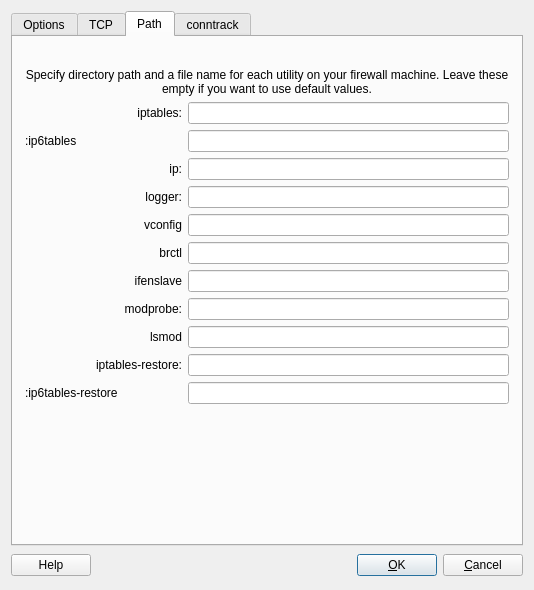
Old version of the form src/gui/linux24advanceddialog_q.ui in the repository fwbuilder/fwbuilder.
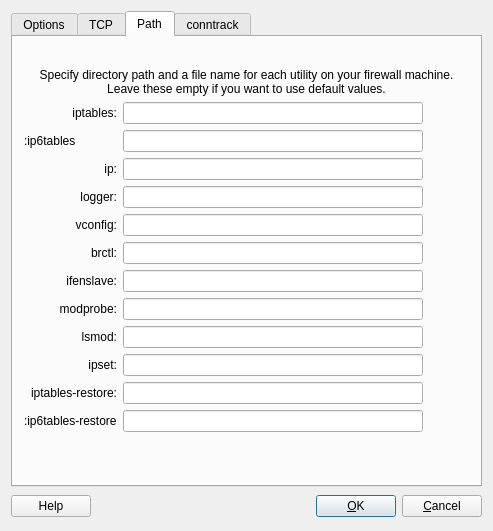
New version of the form. The open tabs and pages were chosen to show the change.

Commit message: * check_utilities: fixed #1625, #see 137: added ipset to the list of command line utilities generated iptables script can use. Script will check if the utility is present on the firewall if user requested use of iptables module "set" for run-time Address Table objects. Also added an input field for ipset in the advanced settings host OS dialog for Linux to let the user specify path to ipset if it is not standard.

Patch:
```diff
--- a/src/gui/linux24advanceddialog_q.ui
+++ b/src/gui/linux24advanceddialog_q.ui
@@ -9,8 +9,8 @@
    <rect>
     <x>0</x>
     <y>0</y>
-    <width>534</width>
-    <height>590</height>
+    <width>493</width>
+    <height>531</height>
    </rect>
   </property>
   <property name="windowTitle">
@@ -757,16 +757,7 @@
       <attribute name="title">
        <string>Path</string>
       </attribute>
-      <layout class="QGridLayout" name="gridLayout_105">
-       <property name="leftMargin">
-        <number>12</number>
-       </property>
-       <property name="rightMargin">
-        <number>12</number>
-       </property>
-       <property name="bottomMargin">
-        <number>12</number>
-       </property>
+      <layout class="QGridLayout" name="gridLayout">
        <item row="0" column="1">
         <spacer>
          <property name="orientation">
@@ -783,7 +774,7 @@
          </property>
         </spacer>
        </item>
-       <item row="1" column="0" colspan="3">
+       <item row="1" column="0" colspan="4">
         <widget class="QLabel" name="label456">
          <property name="text">
           <string>Specify directory path and a file name for each utility on your firewall machine. Leave these empty if you want to use default values.</string>
@@ -810,7 +801,14 @@
         </widget>
        </item>
        <item row="2" column="1" colspan="2">
-        <widget class="QLineEdit" name="linux24_path_iptables"/>
+        <widget class="QLineEdit" name="linux24_path_iptables">
+         <property name="minimumSize">
+          <size>
+           <width>300</width>
+           <height>0</height>
+          </size>
+         </property>
+        </widget>
        </item>
        <item row="3" column="0">
         <widget class="QLabel" name="label">
@@ -860,7 +858,7 @@
        <item row="6" column="0">
         <widget class="QLabel" name="label455_3">
          <property name="text">
-          <string>vconfig</string>
+          <string>vconfig:</string>
          </property>
          <property name="alignment">
           <set>Qt::AlignRight|Qt::AlignTrailing|Qt::AlignVCenter</set>
@@ -876,7 +874,7 @@
        <item row="7" column="0">
         <widget class="QLabel" name="label455_4">
          <property name="text">
-          <string>brctl</string>
+          <string>brctl:</string>
          </property>
          <property name="alignment">
           <set>Qt::AlignRight|Qt::AlignTrailing|Qt::AlignVCenter</set>
@@ -892,7 +890,7 @@
        <item row="8" column="0">
         <widget class="QLabel" name="label455">
          <property name="text">
-          <string>ifenslave</string>
+          <string>ifenslave:</string>
          </property>
          <property name="alignment">
           <set>Qt::AlignRight|Qt::AlignTrailing|Qt::AlignVCenter</set>
@@ -924,7 +922,7 @@
        <item row="10" column="0">
         <widget class="QLabel" name="label459">
          <property name="text">
-          <string>lsmod</string>
+          <string>lsmod:</string>
          </property>
          <property name="alignment">
           <set>Qt::AlignRight|Qt::AlignTrailing|Qt::AlignVCenter</set>
@@ -938,6 +936,19 @@
         <widget class="QLineEdit" name="linux24_path_lsmod"/>
        </item>
        <item row="11" column="0">
+        <widget class="QLabel" name="label_8">
+         <property name="text">
+          <string>ipset:</string>
+         </property>
+         <property name="alignment">
+          <set>Qt::AlignRight|Qt::AlignTrailing|Qt::AlignVCenter</set>
+         </property>
+        </widget>
+       </item>
+       <item row="11" column="1" colspan="2">
+        <widget class="QLineEdit" name="linux24_path_ipset"/>
+       </item>
+       <item row="12" column="0">
         <widget class="QLabel" name="label453_2">
          <property name="text">
           <string>iptables-restore:</string>
@@ -950,10 +961,10 @@
          </property>
         </widget>
        </item>
-       <item row="11" column="1" colspan="2">
+       <item row="12" column="1" colspan="2">
         <widget class="QLineEdit" name="linux24_path_iptables_restore"/>
        </item>
-       <item row="12" column="0">
+       <item row="13" column="0">
         <widget class="QLabel" name="label_2">
          <property name="layoutDirection">
           <enum>Qt::RightToLeft</enum>
@@ -963,26 +974,10 @@
          </property>
         </widget>
        </item>
-       <item row="12" column="1" colspan="2">
+       <item row="13" column="1" colspan="2">
         <widget class="QLineEdit" name="linux24_path_ip6tables_restore"/>
        </item>
-       <item row="13" column="0">
-        <spacer>
-         <property name="orientation">
-          <enum>Qt::Horizontal</enum>
-         </property>
-         <property name="sizeType">
-          <enum>QSizePolicy::Fixed</enum>
-         </property>
-         <property name="sizeHint" stdset="0">
-          <size>
-           <width>150</width>
-           <height>20</height>
-          </size>
-         </property>
-        </spacer>
-       </item>
-       <item row="13" column="2">
+       <item row="14" column="2">
         <spacer>
          <property name="orientation">
           <enum>Qt::Vertical</enum>
```
Left out of the diff: 2 changed lines with no effect on the pictures. The commit also changes 16 other files.
